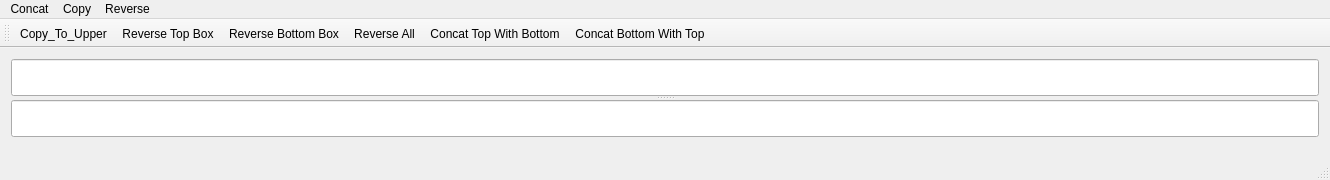
Above: OOP/final/final/mainwindow.ui from Timekiller7/UniLabs before the change. Below: the same form after it.
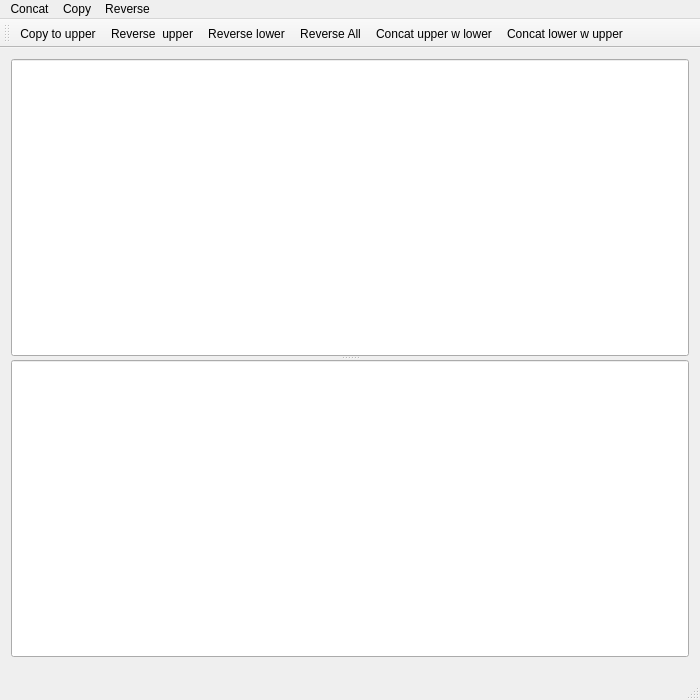
That is the form after the change.

```diff
--- a/OOP/final/final/mainwindow.ui
+++ b/OOP/final/final/mainwindow.ui
@@ -9,20 +9,20 @@
    <rect>
     <x>0</x>
     <y>0</y>
-    <width>1330</width>
-    <height>180</height>
+    <width>700</width>
+    <height>700</height>
    </rect>
   </property>
   <property name="minimumSize">
    <size>
-    <width>660</width>
-    <height>180</height>
+    <width>700</width>
+    <height>700</height>
    </size>
   </property>
   <property name="maximumSize">
    <size>
-    <width>1330</width>
-    <height>180</height>
+    <width>700</width>
+    <height>700</height>
    </size>
   </property>
   <property name="contextMenuPolicy">
@@ -44,16 +44,27 @@
        <enum>Qt::Vertical</enum>
       </property>
       <widget class="QLineEdit" name="lineEdit">
+       <property name="maximumSize">
+        <size>
+         <width>700</width>
+         <height>400</height>
+        </size>
+       </property>
        <property name="font">
         <font>
-         <pointsize>11</pointsize>
+         <family>Bookman Old Style</family>
+         <pointsize>28</pointsize>
         </font>
        </property>
+       <property name="focusPolicy">
+        <enum>Qt::WheelFocus</enum>
+       </property>
       </widget>
       <widget class="QLineEdit" name="lineEdit_2">
        <property name="font">
         <font>
-         <pointsize>11</pointsize>
+         <family>Bookman Old Style</family>
+         <pointsize>28</pointsize>
         </font>
        </property>
       </widget>
@@ -69,11 +80,11 @@
     <bool>false</bool>
    </attribute>
    <addaction name="actionCopy_To_Upper"/>
-   <addaction name="actionReverse_Top_Box"/>
-   <addaction name="actionReverse_Bottom_Box"/>
+   <addaction name="actionReverse_Upper"/>
+   <addaction name="actionReverse_Lower"/>
    <addaction name="actionReverse_All"/>
-   <addaction name="actionConcat_Top_With_Bottom"/>
-   <addaction name="actionConcat_Bottom_With_Top"/>
+   <addaction name="actionConcat_Up_And_Low"/>
+   <addaction name="actionConcat_Low_And_Up"/>
   </widget>
   <widget class="QStatusBar" name="statusBar">
    <property name="font">
@@ -91,7 +102,7 @@
     <rect>
      <x>0</x>
      <y>0</y>
-     <width>1330</width>
+     <width>700</width>
      <height>21</height>
     </rect>
    </property>
@@ -105,16 +116,16 @@
     <property name="title">
      <string>Reverse</string>
     </property>
-    <addaction name="actionReverse_Top_Box"/>
-    <addaction name="actionReverse_Bottom_Box"/>
+    <addaction name="actionReverse_Upper"/>
+    <addaction name="actionReverse_Lower"/>
     <addaction name="actionReverse_All"/>
    </widget>
    <widget class="QMenu" name="menuConcat">
     <property name="title">
      <string>Concat</string>
     </property>
-    <addaction name="actionConcat_Top_With_Bottom"/>
-    <addaction name="actionConcat_Bottom_With_Top"/>
+    <addaction name="actionConcat_Up_And_Low"/>
+    <addaction name="actionConcat_Low_And_Up"/>
    </widget>
    <addaction name="menuConcat"/>
    <addaction name="menuCopy"/>
@@ -137,7 +148,7 @@
   </action>
   <action name="actionCopy_To_Upper">
    <property name="text">
-    <string>Copy_To_Upper</string>
+    <string>Copy to upper</string>
    </property>
   </action>
   <action name="actionSwap">
@@ -150,14 +161,14 @@
     <string>Clear All</string>
    </property>
   </action>
-  <action name="actionReverse_Top_Box">
+  <action name="actionReverse_Upper">
    <property name="text">
-    <string>Reverse Top Box</string>
+    <string>Reverse  upper</string>
    </property>
   </action>
-  <action name="actionReverse_Bottom_Box">
+  <action name="actionReverse_Lower">
    <property name="text">
-    <string>Reverse Bottom Box</string>
+    <string>Reverse lower</string>
    </property>
   </action>
   <action name="actionReverse_All">
@@ -165,14 +176,20 @@
     <string>Reverse All</string>
    </property>
   </action>
-  <action name="actionConcat_Top_With_Bottom">
+  <action name="actionConcat_Up_And_Low">
    <property name="text">
-    <string>Concat Top With Bottom</string>
+    <string>Concat upper w lower</string>
    </property>
   </action>
-  <action name="actionConcat_Bottom_With_Top">
+  <action name="actionConcat_Low_And_Up">
    <property name="text">
-    <string>Concat Bottom With Top</string>
+    <string>Concat lower w upper</string>
+   </property>
+   <property name="iconText">
+    <string>Concat lower w upper</string>
+   </property>
+   <property name="toolTip">
+    <string>Concat lower w upper</string>
    </property>
   </action>
  </widget>
```
